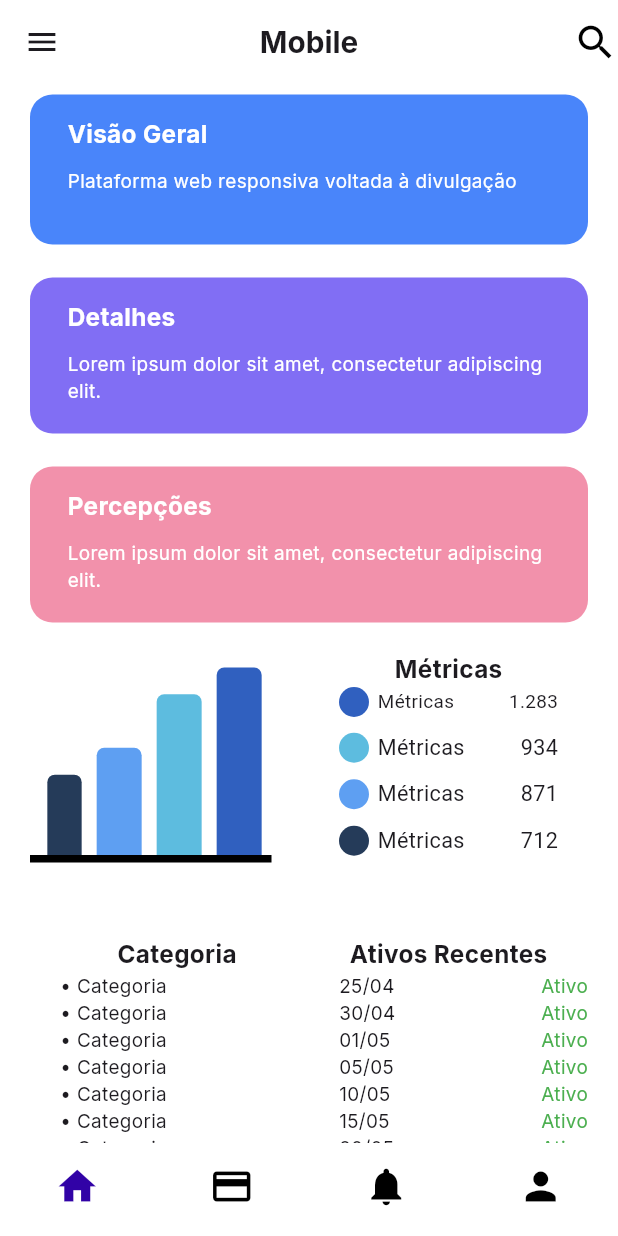
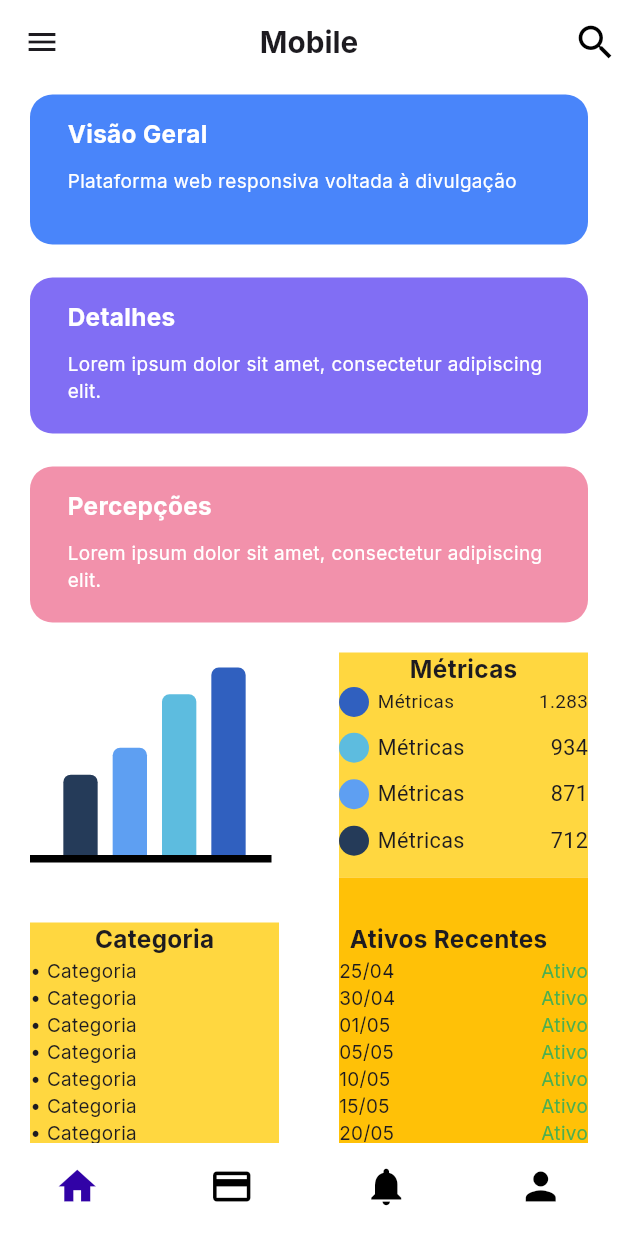
Before and after one commit to LuisGFurlan/Estat-sticas, a Flutter app: the screen it shows after launch, on a phone screen of 412 x 824 dp. Run offline on Flutter 3.47's test engine with Material 3 defaults, Android fonts, the phone set to English and light mode, and no system bars; drawn by our look-alikes of fl_chart; our stand-ins replace flutter_screenutil; missing offline and left inert: unique_simple_bar_chart.

Commit message:
Refactor : Espaçamento entre os cards

```diff
--- a/lib/screens/home_page.dart
+++ b/lib/screens/home_page.dart
@@ -81,12 +81,12 @@
               Row(
                 children: [
                   Expanded(child: Padding(
-                    padding: const EdgeInsets.all(10.0),
+                    padding: const EdgeInsets.symmetric(horizontal: 20.0),
                     child: CategoriasCustom(),
                   )),
                   Expanded(child: Padding(
                     padding: const EdgeInsets.symmetric(horizontal: 20.0),
-                    child: AtivosCustom(),
+                    child: Container(color: Colors.amber,child: AtivosCustom()),
                   )),
                 ],
               ),
--- a/lib/widgets/categorias_custom.dart
+++ b/lib/widgets/categorias_custom.dart
@@ -14,11 +14,10 @@
       padding: const EdgeInsets.only(top: 30),
       child: Column(
         children: [
-          Padding(
-            padding: const EdgeInsets.only(left: 30),
-            child: Align(
+          Align(
             alignment: Alignment.centerLeft,
             child: Container(
+              color: Colors.amberAccent,
               height: 200,
                 child: Column(
                   children: [
@@ -43,7 +42,6 @@
                 ),
               ),
           ),
-          ),
         ],
       ),
     );
--- a/lib/widgets/charts_custom.dart
+++ b/lib/widgets/charts_custom.dart
@@ -48,7 +48,7 @@
                     barRods: [
                       BarChartRodData(
                         toY: 4,
-                        width: 30,
+                        width: 20.w,
                         borderRadius: BorderRadius.only(
                           topLeft: Radius.circular(5),
                           topRight: Radius.circular(5),
@@ -62,7 +62,7 @@
                     barRods: [
                       BarChartRodData(
                         toY: 6,
-                        width: 30,
+                        width: 20.w,
                         borderRadius: BorderRadius.only(
                           topLeft: Radius.circular(5),
                           topRight: Radius.circular(5),
@@ -76,7 +76,7 @@
                     barRods: [
                       BarChartRodData(
                         toY: 7,
-                        width: 30,
+                        width: 20.w,
                         borderRadius: BorderRadius.only(
                           topLeft: Radius.circular(5),
                           topRight: Radius.circular(5),
--- a/lib/widgets/metrics_custom.dart
+++ b/lib/widgets/metrics_custom.dart
@@ -12,9 +12,8 @@
 class _MestricsCustomState extends State<MestricsCustom> {
   @override
   Widget build(BuildContext context) {
-    return Padding(
-      padding: const EdgeInsets.only(right: 20),
-      child: Container(
+    return Container(
+      color: Colors.amberAccent,
       height: 150,
       child: Column(
         children: [
@@ -88,7 +87,6 @@
           ),
         ],
       ),
-      ),
     );
   }
 }
```
Lines whose indentation alone changed are shown as unchanged.
